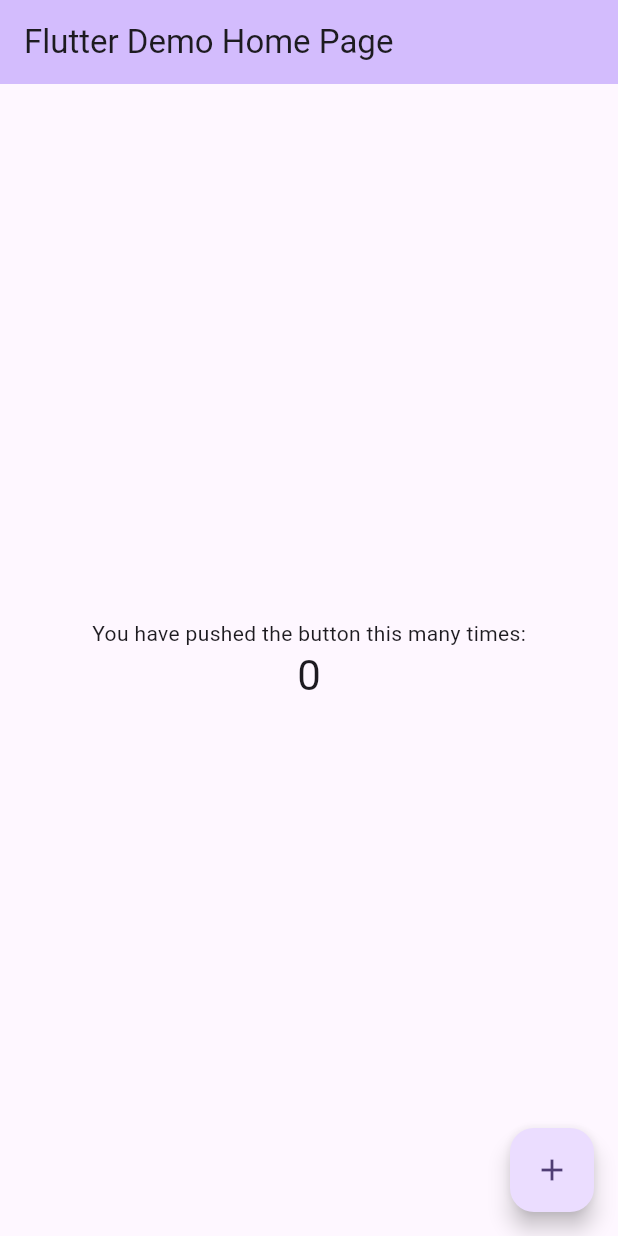
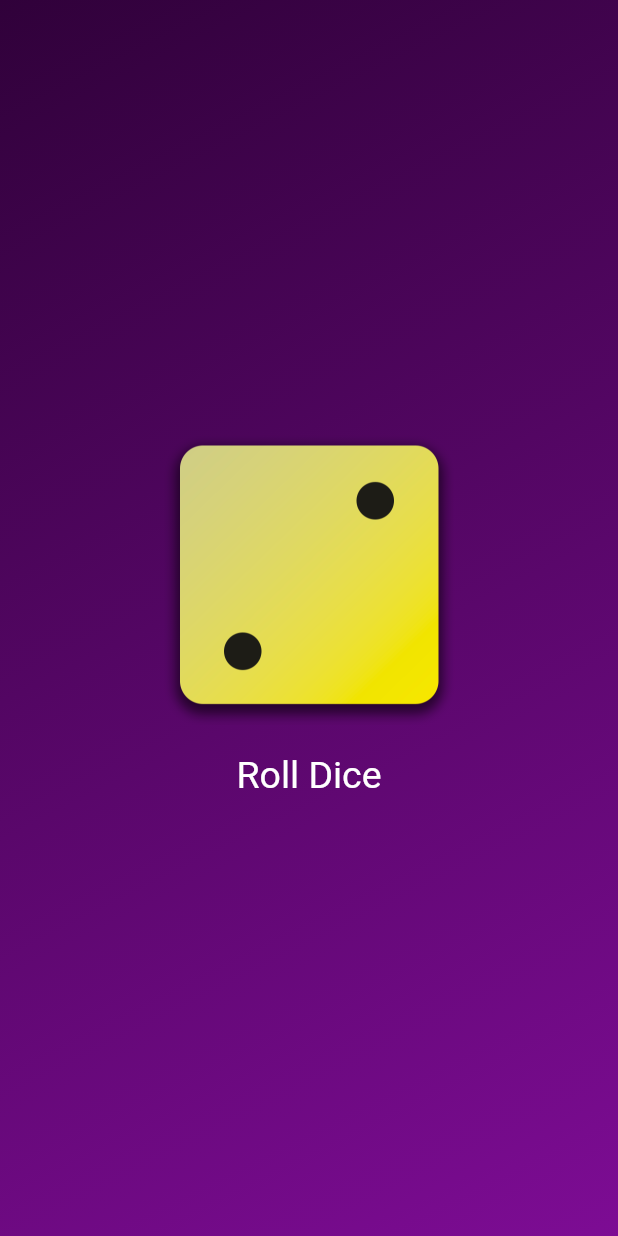
Before and after one commit to temilolasayo/flutter-projects, a Flutter app: the screen it shows after launch, on a phone screen of 412 x 824 dp. Run offline on Flutter 3.47's test engine with Material 2 defaults, Android fonts, the phone set to English and light mode, and no system bars.

Commit message:
Added the dice roller class

```diff
--- /dev/null
+++ b/todoey/lib/dice_roller.dart
@@ -0,0 +1,47 @@
+import 'dart:math';
+
+import 'package:flutter/material.dart';
+
+final randomizer = Random();
+
+class DiceRoller extends StatefulWidget {
+  const DiceRoller({super.key});
+
+  @override
+  State<DiceRoller> createState() => _DiceRollerState();
+}
+
+class _DiceRollerState extends State<DiceRoller> {
+  var activeDiceNumber = 2;
+
+  void rollDice() {
+    setState(() {
+      activeDiceNumber = randomizer.nextInt(6) + 1;
+    });
+  }
+
+  @override
+  Widget build(BuildContext context) {
+    return Column(
+      mainAxisSize: MainAxisSize.min,
+      children: [
+        Image.asset(
+          'assets/images/dice-$activeDiceNumber.png',
+          width: 200,
+        ),
+        const SizedBox(
+          height: 10.0,
+        ),
+        TextButton(
+          style: TextButton.styleFrom(
+              foregroundColor: Colors.white,
+              textStyle: const TextStyle(
+                fontSize: 25.0,
+              )),
+          onPressed: rollDice,
+          child: const Text("Roll Dice"),
+        )
+      ],
+    );
+  }
+}
--- /dev/null
+++ b/todoey/lib/gradient_container.dart
@@ -0,0 +1,40 @@
+import 'package:flutter/material.dart';
+import 'package:todoey/dice_roller.dart';
+
+class GradientContainer extends StatelessWidget {
+  const GradientContainer({
+    super.key,
+    required this.firstColor,
+    required this.secondColor,
+  });
+
+  //Gradient Container Constructor
+  //This can be used as a default instead of calling the constructor
+  const GradientContainer.purple({super.key})
+      : firstColor = Colors.red,
+        secondColor = Colors.redAccent;
+
+  final Color firstColor;
+  final Color secondColor;
+
+  @override
+  Widget build(BuildContext context) {
+    return Scaffold(
+      body: Container(
+        decoration: BoxDecoration(
+          gradient: LinearGradient(
+            colors: [
+              firstColor,
+              secondColor,
+            ],
+            begin: Alignment.topLeft,
+            end: Alignment.bottomRight,
+          ),
+        ),
+        child: const Center(
+          child: DiceRoller(),
+        ),
+      ),
+    );
+  }
+}
--- a/todoey/lib/main.dart
+++ b/todoey/lib/main.dart
@@ -1,4 +1,5 @@
 import 'package:flutter/material.dart';
+import 'package:todoey/gradient_container.dart';
 
 void main() {
   runApp(const MyApp());
@@ -11,115 +12,15 @@ class MyApp extends StatelessWidget {
   @override
   Widget build(BuildContext context) {
     return MaterialApp(
-      title: 'Flutter Demo',
+      title: 'Todoey',
       theme: ThemeData(
-        // This is the theme of your application.
-        //
-        // TRY THIS: Try running your application with "flutter run". You'll see
-        // the application has a blue toolbar. Then, without quitting the app,
-        // try changing the seedColor in the colorScheme below to Colors.green
-        // and then invoke "hot reload" (save your changes or press the "hot
-        // reload" button in a Flutter-supported IDE, or press "r" if you used
-        // the command line to start the app).
-        //
-        // Notice that the counter didn't reset back to zero; the application
-        // state is not lost during the reload. To reset the state, use hot
-        // restart instead.
-        //
-        // This works for code too, not just values: Most code changes can be
-        // tested with just a hot reload.
-        colorScheme: ColorScheme.fromSeed(seedColor: Colors.deepPurple),
+        colorScheme: ColorScheme.fromSeed(seedColor: Colors.deepOrange),
         useMaterial3: true,
       ),
-      home: const MyHomePage(title: 'Flutter Demo Home Page'),
+      home: GradientContainer(
+        firstColor: const Color.fromARGB(255, 48, 1, 58),
+        secondColor: const Color.fromARGB(255, 125, 12, 148),
+      ),
     );
   }
 }
-
-class MyHomePage extends StatefulWidget {
-  const MyHomePage({super.key, required this.title});
-
-  // This widget is the home page of your application. It is stateful, meaning
-  // that it has a State object (defined below) that contains fields that affect
-  // how it looks.
-
-  // This class is the configuration for the state. It holds the values (in this
-  // case the title) provided by the parent (in this case the App widget) and
-  // used by the build method of the State. Fields in a Widget subclass are
-  // always marked "final".
-
-  final String title;
-
-  @override
-  State<MyHomePage> createState() => _MyHomePageState();
-}
-
-class _MyHomePageState extends State<MyHomePage> {
-  int _counter = 0;
-
-  void _incrementCounter() {
-    setState(() {
-      // This call to setState tells the Flutter framework that something has
-      // changed in this State, which causes it to rerun the build method below
-      // so that the display can reflect the updated values. If we changed
-      // _counter without calling setState(), then the build method would not be
-      // called again, and so nothing would appear to happen.
-      _counter++;
-    });
-  }
-
-  @override
-  Widget build(BuildContext context) {
-    // This method is rerun every time setState is called, for instance as done
-    // by the _incrementCounter method above.
-    //
-    // The Flutter framework has been optimized to make rerunning build methods
-    // fast, so that you can just rebuild anything that needs updating rather
-    // than having to individually change instances of widgets.
-    return Scaffold(
-      appBar: AppBar(
-        // TRY THIS: Try changing the color here to a specific color (to
-        // Colors.amber, perhaps?) and trigger a hot reload to see the AppBar
-        // change color while the other colors stay the same.
-        backgroundColor: Theme.of(context).colorScheme.inversePrimary,
-        // Here we take the value from the MyHomePage object that was created by
-        // the App.build method, and use it to set our appbar title.
-        title: Text(widget.title),
-      ),
-      body: Center(
-        // Center is a layout widget. It takes a single child and positions it
-        // in the middle of the parent.
-        child: Column(
-          // Column is also a layout widget. It takes a list of children and
-          // arranges them vertically. By default, it sizes itself to fit its
-          // children horizontally, and tries to be as tall as its parent.
-          //
-          // Column has various properties to control how it sizes itself and
-          // how it positions its children. Here we use mainAxisAlignment to
-          // center the children vertically; the main axis here is the vertical
-          // axis because Columns are vertical (the cross axis would be
-          // horizontal).
-          //
-          // TRY THIS: Invoke "debug painting" (choose the "Toggle Debug Paint"
-          // action in the IDE, or press "p" in the console), to see the
-          // wireframe for each widget.
-          mainAxisAlignment: MainAxisAlignment.center,
-          children: <Widget>[
-            const Text(
-              'You have pushed the button this many times:',
-            ),
-            Text(
-              '$_counter',
-              style: Theme.of(context).textTheme.headlineMedium,
-            ),
-          ],
-        ),
-      ),
-      floatingActionButton: FloatingActionButton(
-        onPressed: _incrementCounter,
-        tooltip: 'Increment',
-        child: const Icon(Icons.add),
-      ), // This trailing comma makes auto-formatting nicer for build methods.
-    );
-  }
-}
--- /dev/null
+++ b/todoey/lib/styled_text.dart
@@ -0,0 +1,23 @@
+import 'package:flutter/material.dart';
+
+class StyledText extends StatelessWidget {
+  const StyledText({
+    super.key,
+    required this.text,
+  });
+
+  final String text;
+
+  @override
+  Widget build(BuildContext context) {
+    return Center(
+      child: Text(
+        text,
+        style: const TextStyle(
+          color: Colors.white,
+          fontSize: 28.0,
+        ),
+      ),
+    );
+  }
+}
```
Also changed, not shown: todoey/pubspec.yaml (+5 -49 lines), todoey/assets/images/dice-1.png (added), todoey/assets/images/dice-2.png (added), todoey/assets/images/dice-3.png (added), todoey/assets/images/dice-4.png (added), todoey/assets/images/dice-5.png (added), todoey/assets/images/dice-6.png (added), 1 other file.
